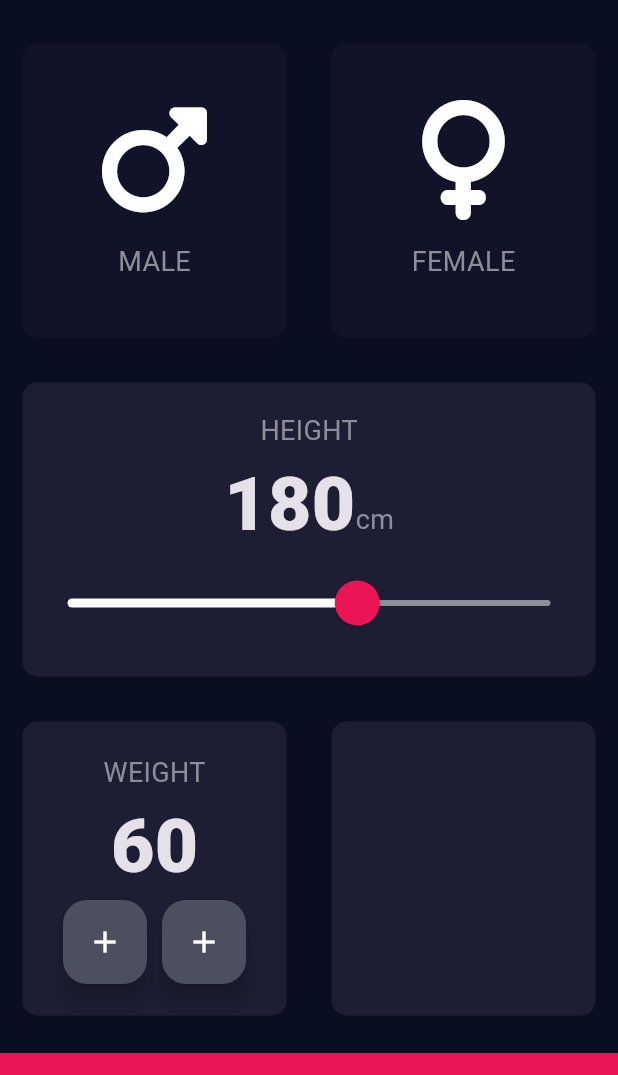
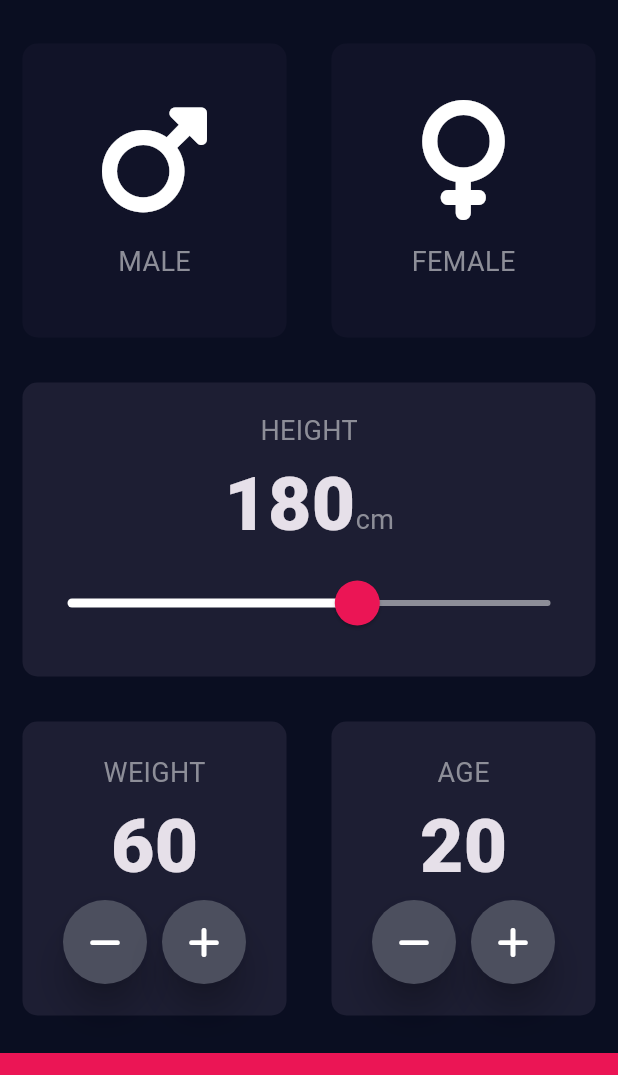
Before and after one commit to alexmortelsison/bmi_calc, a Flutter app: the screen it shows after launch, on a phone screen of 412 x 824 dp, the part 63-1138 px from its top. Run offline on Flutter 3.47's test engine with Material 3 defaults, Android fonts, the phone set to English and light mode, and no system bars; our stand-ins replace font_awesome_flutter.

Commit message:
updated UI

```diff
--- a/lib/input_page.dart
+++ b/lib/input_page.dart
@@ -17,6 +17,7 @@ class _InputPageState extends State<InputPage> {
   Gender? selectedGender;
   int height = 180;
   int weight = 60;
+  int age = 20;
 
   @override
   Widget build(BuildContext context) {
@@ -137,25 +138,25 @@ class _InputPageState extends State<InputPage> {
                         Row(
                           mainAxisAlignment: MainAxisAlignment.center,
                           children: [
-                            FloatingActionButton(
-                              backgroundColor: const Color(0xFF4C4F5E),
-                              onPressed: () {},
-                              child: const Icon(
-                                Icons.add,
-                                color: Colors.white,
-                              ),
+                            RoundIconButton(
+                              icon: FontAwesomeIcons.minus,
+                              onPressed: () {
+                                setState(() {
+                                  weight--;
+                                });
+                              },
                             ),
                             const SizedBox(
                               width: 10,
                             ),
-                            FloatingActionButton(
-                              backgroundColor: const Color(0xFF4C4F5E),
-                              onPressed: () {},
-                              child: const Icon(
-                                Icons.add,
-                                color: Colors.white,
-                              ),
-                            ),
+                            RoundIconButton(
+                              icon: FontAwesomeIcons.plus,
+                              onPressed: () {
+                                setState(() {
+                                  weight++;
+                                });
+                              },
+                            )
                           ],
                         )
                       ],
@@ -166,7 +167,43 @@ class _InputPageState extends State<InputPage> {
                   child: ReusableCard(
                     onPress: () {},
                     colour: kActiveCardColour,
-                    cardChild: const Column(),
+                    cardChild: Column(
+                      mainAxisAlignment: MainAxisAlignment.center,
+                      children: [
+                        const Text(
+                          "AGE",
+                          style: kLabelTextStyle,
+                        ),
+                        Text(
+                          age.toString(),
+                          style: kNumberTextStyle,
+                        ),
+                        Row(
+                          mainAxisAlignment: MainAxisAlignment.center,
+                          children: [
+                            RoundIconButton(
+                              icon: FontAwesomeIcons.minus,
+                              onPressed: () {
+                                setState(() {
+                                  age--;
+                                });
+                              },
+                            ),
+                            const SizedBox(
+                              width: 10,
+                            ),
+                            RoundIconButton(
+                              icon: FontAwesomeIcons.plus,
+                              onPressed: () {
+                                setState(() {
+                                  age++;
+                                });
+                              },
+                            ),
+                          ],
+                        )
+                      ],
+                    ),
                   ),
                 ),
               ],
@@ -183,3 +220,26 @@ class _InputPageState extends State<InputPage> {
     );
   }
 }
+
+class RoundIconButton extends StatelessWidget {
+  const RoundIconButton(
+      {super.key, required this.icon, required this.onPressed});
+
+  final IconData icon;
+  final VoidCallback onPressed;
+
+  @override
+  Widget build(BuildContext context) {
+    return RawMaterialButton(
+      constraints: const BoxConstraints.tightFor(
+        width: 56.0,
+        height: 56.0,
+      ),
+      elevation: 10.0,
+      onPressed: onPressed,
+      shape: const CircleBorder(),
+      fillColor: const Color(0xFF4C4F5E),
+      child: Icon(icon),
+    );
+  }
+}
```
